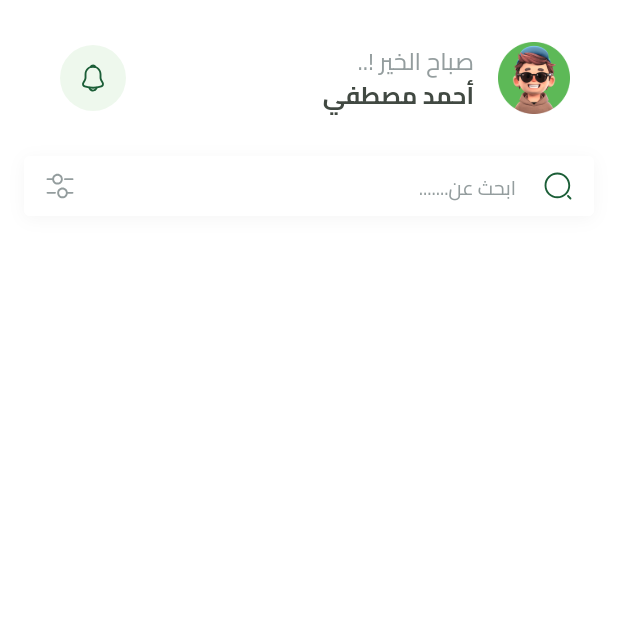
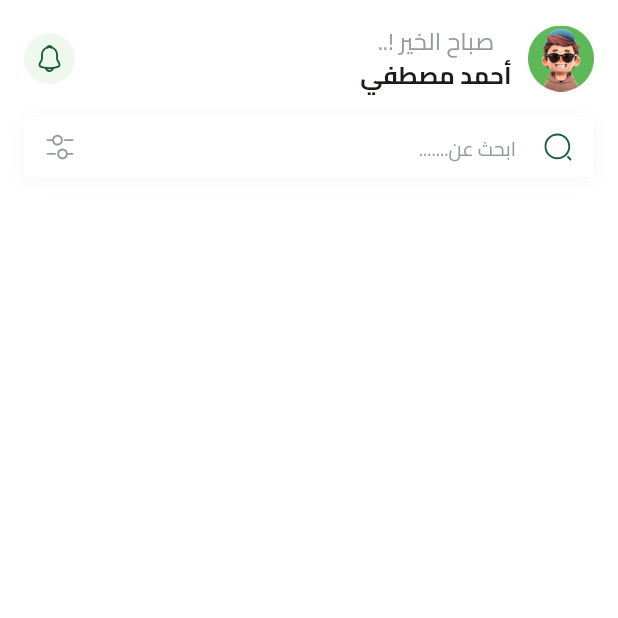
Before and after one commit to 3madhani/fruithub, a Flutter app: the HomeView screen opened by its route, on a phone screen of 412 x 824 dp, the top half of it. Run offline on Flutter 3.47's test engine with Material 3 defaults, Android fonts, the light colour scheme and no system bars; our stand-ins replace cloud_firestore, dartz, dots_indicator, firebase_auth, firebase_core, flutter_bloc and 6 more; missing offline and left inert: flutter_facebook_auth; accounts and stored records are empty.

Commit message:
feat: refactor CustomHomeAppBar to use Row layout for improved structure and styling

```diff
--- a/lib/feature/home/presentation/views/widgets/custom_home_app_bar.dart
+++ b/lib/feature/home/presentation/views/widgets/custom_home_app_bar.dart
@@ -9,22 +9,38 @@ class CustomHomeAppBar extends StatelessWidget {
 
   @override
   Widget build(BuildContext context) {
-    return ListTile(
-      leading: Image.asset(Assets.imagesProfileImage, width: 48, height: 48),
-      title: Text(
+    return Row(
+      children: [
+        Image.asset(Assets.imagesProfileImage, width: 44, height: 44),
+        const SizedBox(width: 11),
+        Column(
+          children: [
+            Text(
               "صباح الخير !..",
               textAlign: TextAlign.right,
-        style: AppTextStyles.regular16.copyWith(color: const Color(0xff949D9E)),
+              style: AppTextStyles.regular16.copyWith(
+                color: const Color(0xff949D9E),
               ),
-      subtitle: const Text("أحمد مصطفي", style: AppTextStyles.bold16),
-      trailing: Container(
-        padding: const EdgeInsets.all(12),
+            ),
+            const Text("أحمد مصطفي", style: AppTextStyles.bold16),
+          ],
+        ),
+        const Spacer(),
+        Container(
+          width: 34,
+          height: 34,
           decoration: const ShapeDecoration(
             color: Color(0xffEEF8ED),
             shape: OvalBorder(),
           ),
-        child: SvgPicture.asset(Assets.svgNotification, fit: BoxFit.contain),
+          child: SvgPicture.asset(
+            Assets.svgNotification,
+            height: 20,
+            width: 20,
+            fit: BoxFit.scaleDown,
           ),
+        ),
+      ],
     );
   }
 }
```
Lines whose indentation alone changed are shown as unchanged.
